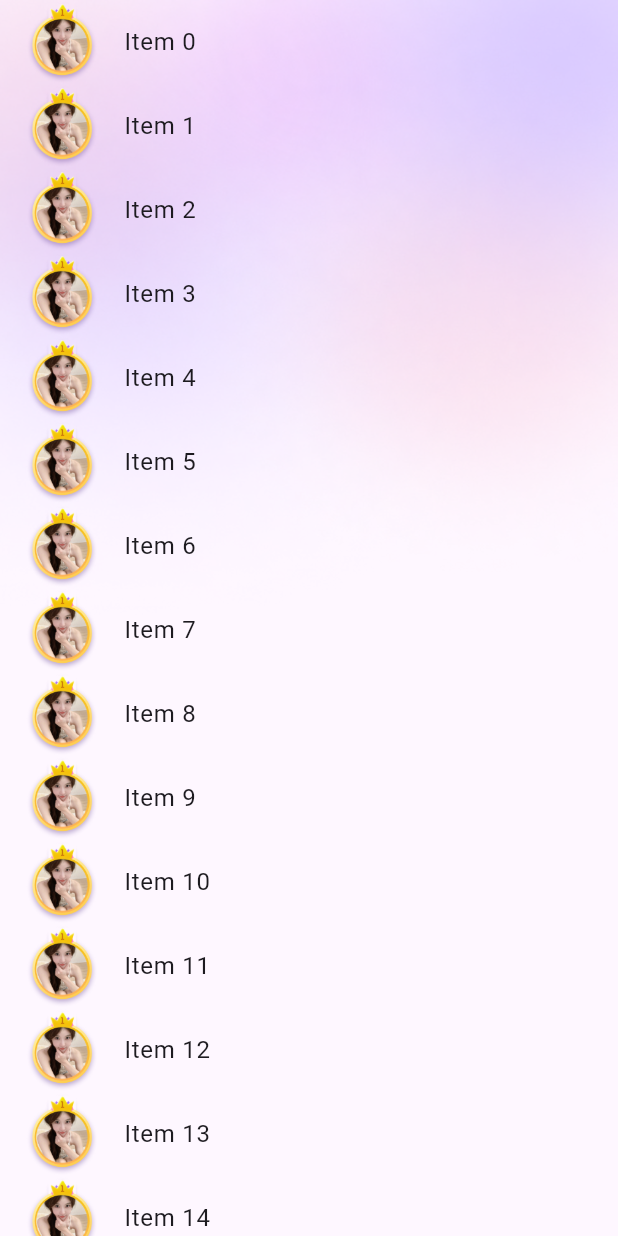
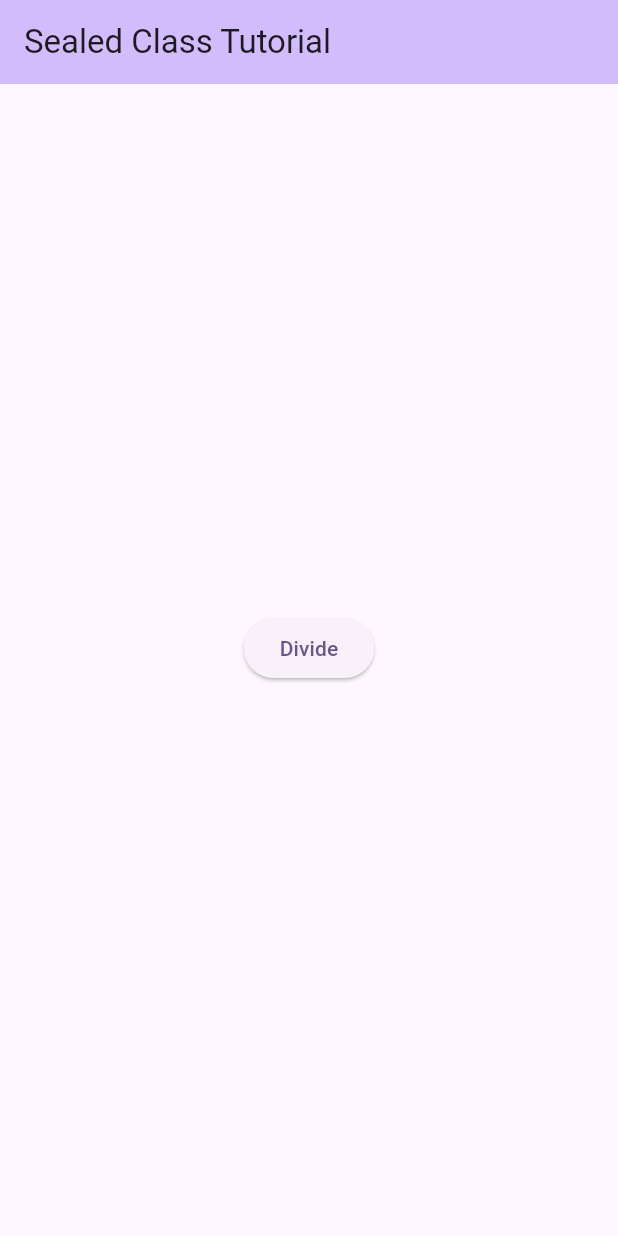
Before and after one commit to jjeejj/flutter_demo, a Flutter app: the screen it shows after launch, on a phone screen of 412 x 824 dp. Run offline on Flutter 3.47's test engine with Material 3 defaults, Android fonts, the phone set to English and light mode, and no system bars; our stand-ins replace flutter_bloc, flutter_riverpod, logger, riverpod_annotation, share_plus; generated files the repository leaves out were written again.

Commit message:
feat: sealed 密封类

```diff
--- a/lib/main.dart
+++ b/lib/main.dart
@@ -1,5 +1,6 @@
 import 'package:flutter/material.dart';
 import 'package:flutter_wechat_demo/pages/hero_animation/hero.dart';
+import 'package:flutter_wechat_demo/pages/sealed/cubit_page.dart';
 import 'package:flutter_wechat_demo/utils/logger.dart';
 
 import 'pages/share/share.dart';
@@ -39,7 +40,10 @@ class MyApp extends StatelessWidget {
       ),
       // home: const TestKeyPage(),
       // home: SharePage(),
-      home: HeroAnimtion(),
+      // home: HeroAnimtion(),
+      home: const CubitPage(
+        title: 'Sealed Class Tutorial',
+      ),
     );
   }
 }
--- /dev/null
+++ b/lib/pages/sealed/cubit.dart
@@ -0,0 +1,32 @@
+import 'dart:math';
+
+import 'package:flutter_bloc/flutter_bloc.dart';
+import 'package:flutter_wechat_demo/pages/sealed/ui_state.dart';
+import 'package:flutter_wechat_demo/utils/logger.dart';
+
+class CubitState extends Cubit<UIState> {
+  CubitState() : super(const InitialState());
+
+  Future<void> randomDivision() async {
+    final num1 = Random().nextInt(10);
+    final num2 = Random().nextInt(3);
+    final randomNumbers = RandomNumber(num1: num1, num2: num2);
+    emit(LoadingState<RandomNumber>(randomNumbers));
+    await Future.delayed(const Duration(milliseconds: 50));
+    // await Future.delayed(const Duration(seconds: 2));
+    if (num2 == 0) {
+      LoggerHelper.e('Division by zero');
+      emit(const ErrorState('Division by zero'));
+      return;
+    }
+    final result = num1 / num2;
+    emit(SuccessState<double>(result));
+  }
+}
+
+class RandomNumber {
+  final int num1;
+  final int num2;
+
+  const RandomNumber({required this.num1, required this.num2});
+}
--- /dev/null
+++ b/lib/pages/sealed/cubit_page.dart
@@ -0,0 +1,92 @@
+import 'package:flutter/material.dart';
+import 'package:flutter_bloc/flutter_bloc.dart';
+import 'package:flutter_wechat_demo/pages/sealed/cubit.dart';
+import 'package:flutter_wechat_demo/pages/sealed/ui_state.dart';
+
+class CubitPage extends StatefulWidget {
+  final String title;
+
+  const CubitPage({super.key, required this.title});
+
+  @override
+  State<StatefulWidget> createState() => _CubitPageState();
+}
+
+class _CubitPageState extends State<CubitPage> {
+  @override
+  Widget build(BuildContext context) {
+    RandomNumber? nums;
+    return BlocProvider<CubitState>(
+      create: (context) => CubitState(),
+      child: Scaffold(
+        appBar: AppBar(
+          backgroundColor: Theme.of(context).colorScheme.inversePrimary,
+          title: Text(widget.title),
+        ),
+        body: Center(
+          child: Column(
+            mainAxisAlignment: MainAxisAlignment.center,
+            children: [
+              BlocBuilder<CubitState, UIState>(
+                builder: (context, state) {
+                  if (state is LoadingState<RandomNumber>) {
+                    nums = state.data;
+                  }
+                  return Column(
+                    children: [
+                      ElevatedButton(
+                        onPressed: () {
+                          context.read<CubitState>().randomDivision();
+                        },
+                        child: const Text('Divide'),
+                      ),
+                      const SizedBox(height: 8),
+                      nums != null
+                          ? Text(
+                              'Division of ${nums?.num1} by ${nums?.num2} is:',
+                              style: const TextStyle(fontSize: 20),
+                            )
+                          : const SizedBox.shrink()
+                      // Text(
+                      //   'Division of ${nums?.num1} by ${nums?.num2} is:',
+                      //   style: const TextStyle(fontSize: 20),
+                      // )
+                    ],
+                  );
+                },
+              ),
+              const SizedBox(height: 8),
+              BlocBuilder<CubitState, UIState>(
+                builder: (context, state) {
+                  return switch (state) {
+                    InitialState() => const SizedBox.shrink(),
+                    LoadingState() => const CircularProgressIndicator(),
+                    SuccessState() => Container(
+                        margin: const EdgeInsets.all(12),
+                        padding: const EdgeInsets.all(12),
+                        decoration: BoxDecoration(
+                            color: Colors.greenAccent.withOpacity(0.2),
+                            borderRadius: BorderRadius.circular(8)),
+                        child: Text(
+                          state.data.toString(),
+                          style: const TextStyle(fontSize: 20),
+                        )),
+                    ErrorState() => Container(
+                        margin: const EdgeInsets.all(12),
+                        padding: const EdgeInsets.all(12),
+                        decoration: BoxDecoration(
+                            color: Colors.greenAccent.withOpacity(0.2),
+                            borderRadius: BorderRadius.circular(8)),
+                        child: Text(state.message),
+                      ),
+                    _ => const SizedBox.shrink(),
+                  };
+                },
+              )
+            ],
+          ),
+        ),
+      ),
+    );
+  }
+}
--- /dev/null
+++ b/lib/pages/sealed/sealed.dart
@@ -0,0 +1,26 @@
+// 结果类型
+sealed class Result{}
+
+class Success<T> extends Result {
+  final T data;
+  Success(this.data);
+}
+
+class Error extends Result {
+  final String errorMessage;
+  Error(this.errorMessage);
+}
+
+// 状态机
+sealed class ConnectionState{}
+
+// 连接中
+class Connecting extends ConnectionState{}
+
+// 连接成功
+class Connected extends ConnectionState{
+  final String address;
+  Connected(this.address);
+}
+
+class Disconnected extends ConnectionState {}
--- /dev/null
+++ b/lib/pages/sealed/ui_state.dart
@@ -0,0 +1,26 @@
+sealed class UIState {
+  const UIState();
+}
+
+// 初始状态
+class InitialState extends UIState {
+  const InitialState();
+}
+
+class LoadingState<T> extends UIState {
+  final T data;
+
+  const LoadingState(this.data);
+}
+
+class SuccessState<T> extends UIState {
+  final T data;
+
+  const SuccessState(this.data);
+}
+
+class ErrorState extends UIState {
+  final String message;
+
+  const ErrorState(this.message);
+}
--- a/pubspec.yaml
+++ b/pubspec.yaml
@@ -33,6 +33,7 @@ dependencies:
   dio: ^5.4.3+1
   flutter:
     sdk: flutter
+  flutter_bloc: ^8.1.5
   flutter_blurhash: ^0.8.2
   flutter_riverpod: ^2.5.1
   flutter_svg: ^2.0.10+1
```
Also changed, not shown: lib/pages/hero_animation/hero.dart (line endings or trailing spaces), 3 other files.
